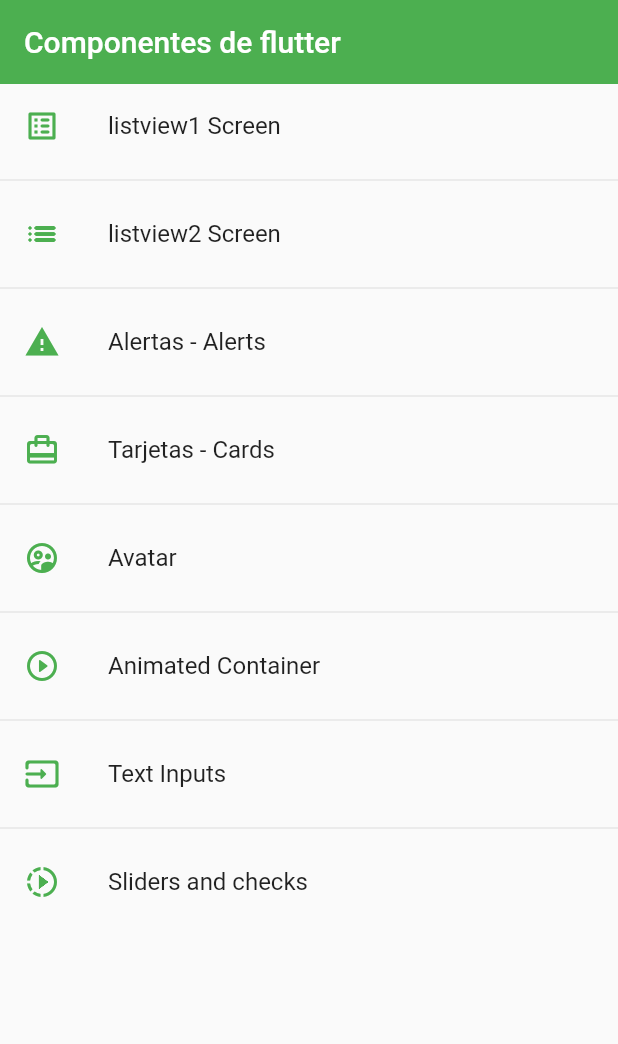
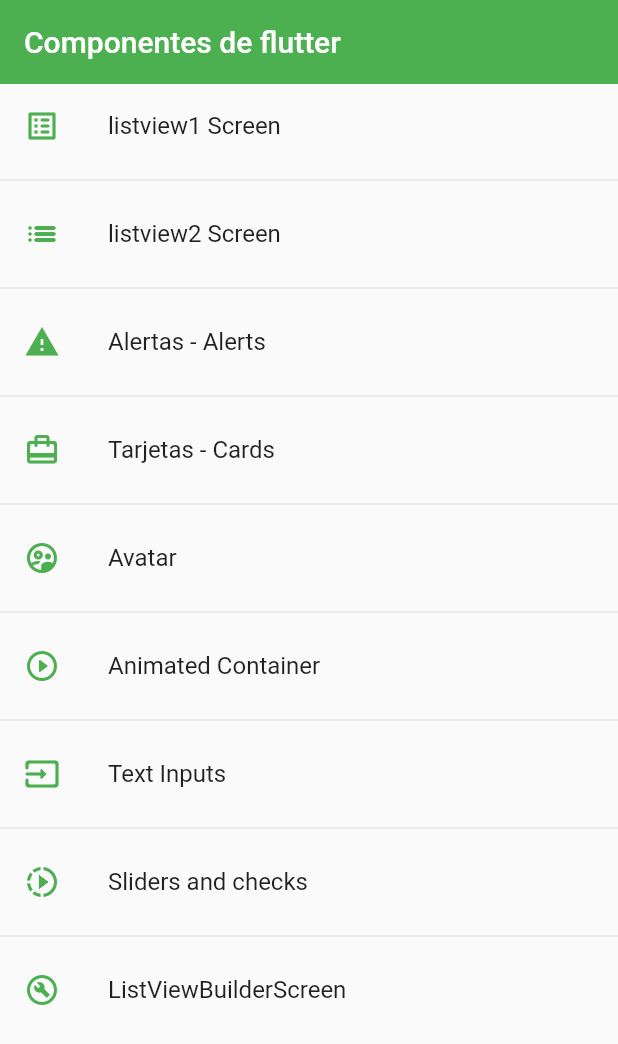
Before and after one commit to isamed92/flutter-components-practice, a Flutter app: the screen it shows after launch, on a phone screen of 412 x 824 dp. Shown: the top 1044 px of the screen. Run offline on Flutter 3.47's test engine with Material 2 defaults, Android fonts, the phone set to English and light mode, and no system bars.

Commit message:
add listview.build (w lazy load)

```diff
--- a/lib/router/app_routes.dart
+++ b/lib/router/app_routes.dart
@@ -53,6 +53,11 @@ class AppRoutes {
         icon: Icons.slow_motion_video,
         name: 'Sliders and checks',
         screen: const SliderScreen()),
+    MenuOption(
+        route: 'listviewbuilder',
+        icon: Icons.build_circle_outlined,
+        name: 'ListViewBuilderScreen',
+        screen: const ListViewBuilderScreen()),
   ];
 
   static Map<String, Widget Function(BuildContext)> getAppRoutes() {
--- a/lib/screens/screens.dart
+++ b/lib/screens/screens.dart
@@ -1,3 +1,5 @@
+export 'package:components/screens/listview_builder_screen.dart';
+
 export 'package:components/screens/inputs_screen.dart';
 export 'package:components/screens/slider_screen.dart';
 
```
Also changed, not shown: lib/screens/listview_builder_screen.dart (added, +28 -0 lines).
